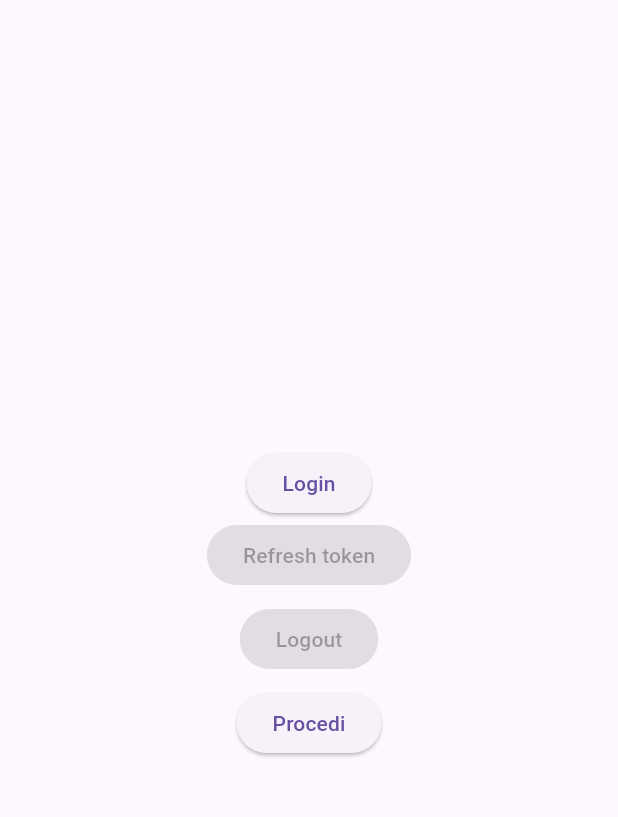
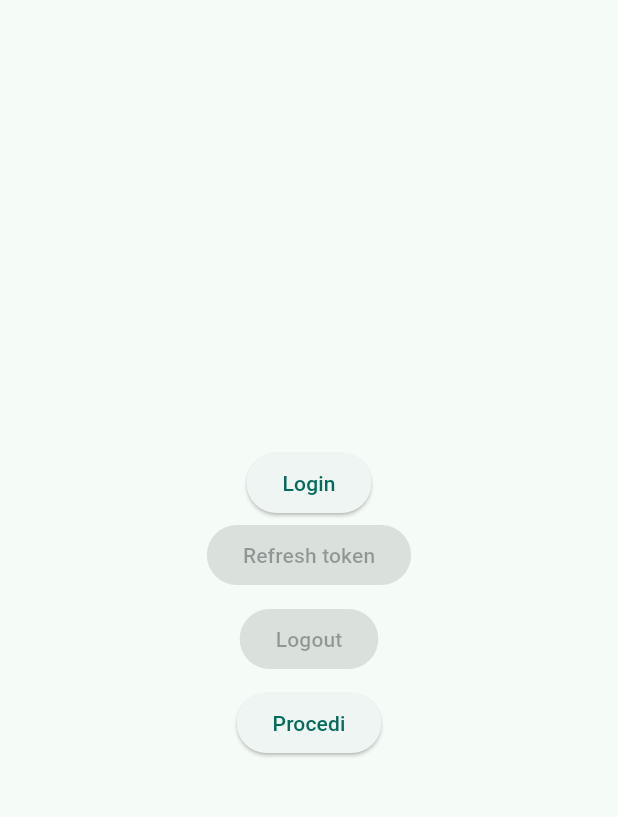
Before and after one commit to LuigiVessella/greenway, a Flutter app: the screen it shows after launch, on a phone screen of 412 x 824 dp, the part 63-880 px from its top. Run offline on Flutter 3.47's test engine with Material 3 defaults, Android fonts, the phone set to English and light mode, and no system bars; our stand-ins replace flutter_dotenv, flutter_secure_storage; missing offline and left inert: flutter_appauth.

```diff
--- /dev/null
+++ b/lib/config/themes/first_theme.dart
@@ -0,0 +1,15 @@
+import 'package:flutter/material.dart';
+
+final ThemeData firstAppTheme = ThemeData(
+useMaterial3: true,
+    primaryColor: Color.fromRGBO(0, 191, 166, 100),
+    // Define the default brightness and colors.
+    colorScheme: ColorScheme.fromSeed(
+      seedColor: Color.fromRGBO(0, 191, 166, 100),
+      // ···
+      brightness: Brightness.light,
+    ),
+
+    // Define the default `TextTheme`. Use this to specify the default
+    // text styling for headlines, titles, bodies of text, and more.
+);
--- a/lib/main.dart
+++ b/lib/main.dart
@@ -1,7 +1,7 @@
 import 'package:flutter/material.dart';
 import 'package:flutter_dotenv/flutter_dotenv.dart';
-import 'package:greenway/login_page.dart';
-
+import 'package:greenway/config/themes/first_theme.dart';
+import 'package:greenway/presentation/pages/login_page.dart';
 
 Future<void> main() async {
   runApp(MyApp());
@@ -11,8 +11,9 @@ Future<void> main() async {
 class MyApp extends StatelessWidget {
   @override
   Widget build(BuildContext context) {
-    return const MaterialApp(
-      home: LoginPage()
+    return MaterialApp(
+      theme: firstAppTheme,
+      home: const LoginPage(),
     );
   }
 }
--- a/lib/login_page.dart
+++ b/lib/presentation/pages/login_page.dart
@@ -2,7 +2,8 @@ import 'dart:io' show Platform;
 
 import 'package:flutter/material.dart';
 import 'package:flutter_appauth/flutter_appauth.dart';
-import 'package:greenway/welcome_page.dart';
+import 'package:greenway/config/themes/first_theme.dart';
+import 'package:greenway/presentation/pages/welcome_page.dart';
 import 'package:http/http.dart' as http;
 import 'package:flutter_secure_storage/flutter_secure_storage.dart';
 import 'package:flutter_dotenv/flutter_dotenv.dart';
@@ -58,6 +59,7 @@ class _LoginPageState extends State<LoginPage> {
   @override
   Widget build(BuildContext context) {
     return MaterialApp(
+      theme: firstAppTheme,
       home: Scaffold(
         appBar: AppBar(
           title: const Text('GreenWay Login'),
@@ -75,7 +77,6 @@ class _LoginPageState extends State<LoginPage> {
                     child: const Text('Login'),
                     onPressed: () {
                       _signInWithAutoCodeExchange();
-
                     }),
                 if (Platform.isIOS || Platform.isMacOS)
                   Padding(
@@ -172,16 +173,14 @@ class _LoginPageState extends State<LoginPage> {
 
   Future<void> _signInWithAutoCodeExchange(
       {bool preferEphemeralSession = false}) async {
-
-
     try {
       _setBusyState();
 
       final AuthorizationTokenResponse? result =
           await _appAuth.authorizeAndExchangeCode(
         AuthorizationTokenRequest(_clientId, _redirectUrl,
-            clientSecret:
-                dotenv.env['CLIENT_SECRET'], //vedere come usare i segreti in flutter
+            clientSecret: dotenv
+                .env['CLIENT_SECRET'], //vedere come usare i segreti in flutter
             serviceConfiguration: _serviceConfiguration,
             scopes: _scopes,
             preferEphemeralSession: preferEphemeralSession,
--- a/pubspec.yaml
+++ b/pubspec.yaml
@@ -1,5 +1,5 @@
 name: greenway
-description: "A new Flutter project."
+description: "GreenWay App Project"
 # The following line prevents the package from being accidentally published to
 # pub.dev using `flutter pub publish`. This is preferred for private packages.
 publish_to: 'none' # Remove this line if you wish to publish to pub.dev
@@ -57,7 +57,8 @@ dev_dependencies:
 # The following section is specific to Flutter packages.
 flutter:
   assets:
-    - lib\config\auth\auth_client.env
+    - lib/config/auth/auth_client.env
+    - lib/assets/
 
   # The following line ensures that the Material Icons font is
   # included with your application, so that you can use the icons in
```
Also changed, not shown: lib/presentation/pages/welcome_page.dart (added, +46 -0 lines), lib/welcome_page.dart (deleted, +0 -21 lines), lib/assets/welcome_page_image.png (added).
